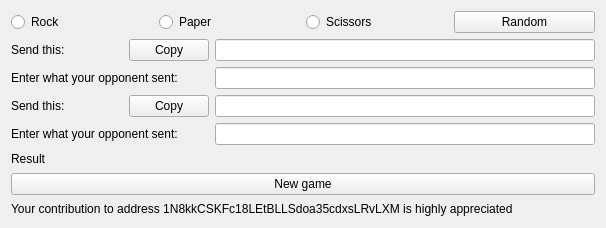
This is ui/mainwindow.ui in bit-fag/rpsqt as Qt 5 draws it before an edit. The edited form follows.
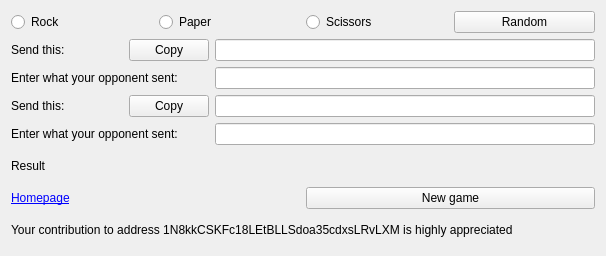
This is the edited form. Icons and pictures are not drawn.

Commit message: Add link Homepage left to button New game

```diff
--- a/ui/mainwindow.ui
+++ b/ui/mainwindow.ui
@@ -7,7 +7,7 @@
     <x>0</x>
     <y>0</y>
     <width>606</width>
-    <height>228</height>
+    <height>256</height>
    </rect>
   </property>
   <property name="sizePolicy">
@@ -192,11 +192,25 @@
      </widget>
     </item>
     <item>
+     <layout class="QHBoxLayout" name="horizontalLayout">
+      <item>
+       <widget class="QLabel" name="label">
+        <property name="text">
+         <string>&lt;html&gt;&lt;head/&gt;&lt;body&gt;&lt;p&gt;&lt;a href=&quot;https://github.com/bit-fag/rpsqt&quot;&gt;&lt;span style=&quot; text-decoration: underline; color:#0000ff;&quot;&gt;Homepage&lt;/span&gt;&lt;/a&gt;&lt;/p&gt;&lt;/body&gt;&lt;/html&gt;</string>
+        </property>
+        <property name="openExternalLinks">
+         <bool>true</bool>
+        </property>
+       </widget>
+      </item>
+      <item>
      <widget class="QPushButton" name="newGameButton">
       <property name="text">
        <string>New game</string>
       </property>
      </widget>
+      </item>
+     </layout>
     </item>
     <item>
      <widget class="QLabel" name="donateLabel">
```
Lines whose indentation alone changed are shown as unchanged.
